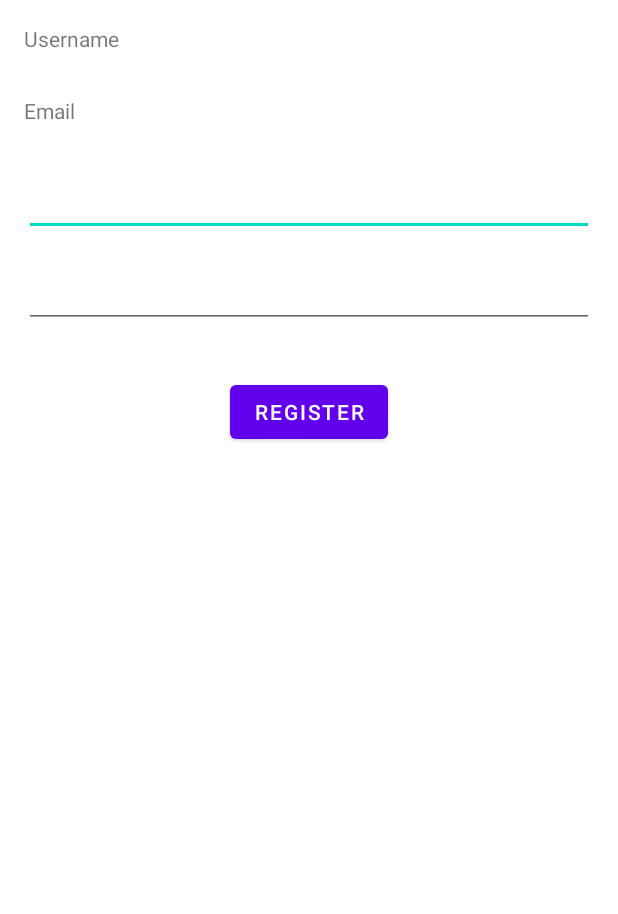
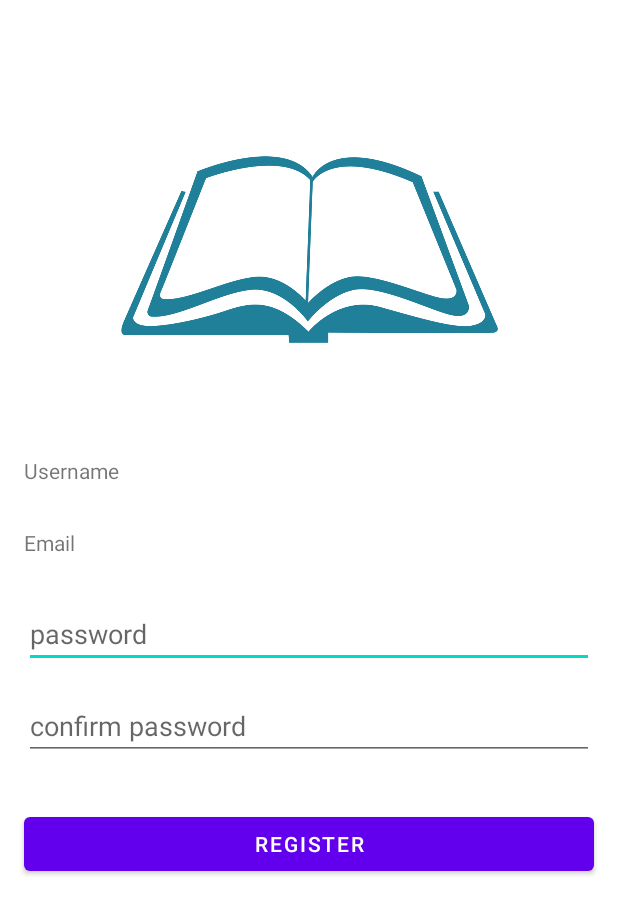
Before and after one commit to vladhirshberg/andproj21, an Android app: the layout activity_register.xml on its own in the app's theme, with its tools: preview values and no code run, on a phone screen of 412 x 824 dp. Shown: the top 914 px of the screen. Run offline under Robolectric (Android 15) with nearby library versions, the phone set to English and light mode, and no system bars.

Commit message:
add icon and finalize register and login layouts

```diff
--- a/app/src/main/res/layout/activity_login.xml
+++ b/app/src/main/res/layout/activity_login.xml
@@ -7,8 +7,10 @@
     android:scrollbars="none">
 
     <ScrollView
-        android:layout_width="wrap_content"
-        android:layout_height="wrap_content"
+        android:layout_width="match_parent"
+        android:layout_height="match_parent"
+        tools:layout_editor_absoluteX="0dp"
+        tools:layout_editor_absoluteY="0dp"
         android:overScrollMode="never"
         android:visibility="visible"
         app:layout_constraintBottom_toBottomOf="parent"
@@ -25,15 +27,13 @@
 
             <ImageView
                 android:id="@+id/activity_login_icon_iv"
-                android:layout_width="331dp"
-                android:layout_height="280dp"
-                android:layout_marginStart="16dp"
+                android:layout_width="wrap_content"
+                android:layout_height="256dp"
                 android:layout_marginTop="32dp"
-                android:layout_marginEnd="16dp"
-                android:layout_marginRight="16dp"
                 app:layout_constraintEnd_toEndOf="parent"
                 app:layout_constraintStart_toStartOf="parent"
-                app:layout_constraintTop_toTopOf="parent" />
+                app:layout_constraintTop_toTopOf="parent"
+                app:srcCompat="@drawable/appicon" />
 
             <EditText
                 android:id="@+id/activity_login_username_tv"
--- a/app/src/main/res/layout/activity_register.xml
+++ b/app/src/main/res/layout/activity_register.xml
@@ -10,73 +10,83 @@
         android:id="@+id/scrollView2"
         android:layout_width="match_parent"
         android:layout_height="match_parent"
-        tools:layout_editor_absoluteX="28dp"
-        tools:layout_editor_absoluteY="35dp">
+        tools:layout_editor_absoluteX="0dp"
+        tools:layout_editor_absoluteY="0dp"
+        android:overScrollMode="never"
+        android:visibility="visible"
+        app:layout_constraintBottom_toBottomOf="parent"
+        app:layout_constraintEnd_toEndOf="parent"
+        app:layout_constraintStart_toStartOf="parent"
+        app:layout_constraintTop_toTopOf="parent"
+        tools:visibility="visible"
+        android:scrollbars="none">
 
         <LinearLayout
             android:layout_width="match_parent"
             android:layout_height="wrap_content"
-            android:orientation="vertical" />
-    </ScrollView>
+            android:orientation="vertical" >
+
+            <ImageView
+                android:id="@+id/activity_login_icon_iv"
+                android:layout_width="wrap_content"
+                android:layout_height="256dp"
+                android:layout_marginTop="32dp"
+                app:layout_constraintEnd_toEndOf="parent"
+                app:layout_constraintStart_toStartOf="parent"
+                app:layout_constraintTop_toTopOf="parent"
+                app:srcCompat="@drawable/appicon" />
 
             <TextView
-        android:id="@+id/activity_register_email_tv"
-        android:layout_width="0dp"
+                android:id="@+id/activity_register_username_tv"
+                android:layout_width="match_parent"
                 android:layout_height="32dp"
                 android:layout_marginStart="16dp"
                 android:layout_marginTop="16dp"
                 android:layout_marginEnd="16dp"
-        android:text="Email"
-        app:layout_constraintEnd_toEndOf="@+id/scrollView2"
-        app:layout_constraintStart_toStartOf="parent"
-        app:layout_constraintTop_toBottomOf="@+id/activity_register_username_tv" />
+                android:text="Username" />
 
             <TextView
-        android:id="@+id/activity_register_username_tv"
-        android:layout_width="0dp"
+                android:id="@+id/activity_register_email_tv"
+                android:layout_width="match_parent"
                 android:layout_height="32dp"
                 android:layout_marginStart="16dp"
                 android:layout_marginTop="16dp"
                 android:layout_marginEnd="16dp"
-        android:text="Username"
-        app:layout_constraintEnd_toEndOf="@+id/scrollView2"
-        app:layout_constraintStart_toStartOf="@+id/scrollView2"
-        app:layout_constraintTop_toTopOf="@+id/scrollView2" />
+                android:text="Email" />
 
             <EditText
-        android:id="@+id/editTextTextPassword2"
-        android:layout_width="0dp"
+                android:id="@+id/activity_register_pass_input"
+                android:layout_width="match_parent"
                 android:layout_height="wrap_content"
                 android:layout_marginStart="16dp"
                 android:layout_marginTop="16dp"
                 android:layout_marginEnd="16dp"
                 android:ems="10"
-        android:inputType="textPassword"
-        app:layout_constraintEnd_toEndOf="@+id/scrollView2"
-        app:layout_constraintStart_toStartOf="@+id/scrollView2"
-        app:layout_constraintTop_toBottomOf="@+id/activity_register_email_tv" />
+                android:hint="password"
+                android:inputType="textPassword" />
 
             <EditText
                 android:id="@+id/activity_register_pass_confirm_tv"
-        android:layout_width="0dp"
+                android:layout_width="match_parent"
                 android:layout_height="wrap_content"
                 android:layout_marginStart="16dp"
                 android:layout_marginTop="16dp"
                 android:layout_marginEnd="16dp"
                 android:ems="10"
-        android:inputType="textPassword"
-        app:layout_constraintEnd_toEndOf="@+id/scrollView2"
-        app:layout_constraintStart_toStartOf="@+id/scrollView2"
-        app:layout_constraintTop_toBottomOf="@+id/editTextTextPassword2" />
+                android:hint="confirm password"
+                android:inputType="textPassword" />
 
             <Button
                 android:id="@+id/activity_register_register_btn"
-        android:layout_width="wrap_content"
+                android:layout_width="match_parent"
                 android:layout_height="wrap_content"
+                android:layout_marginStart="16dp"
                 android:layout_marginTop="32dp"
+                android:layout_marginEnd="16dp"
                 android:text="Register"
-        app:layout_constraintEnd_toEndOf="@+id/scrollView2"
-        app:layout_constraintStart_toStartOf="@+id/scrollView2"
-        app:layout_constraintTop_toBottomOf="@+id/activity_register_pass_confirm_tv" />
+                app:layout_constraintEnd_toEndOf="parent"
+                app:layout_constraintStart_toStartOf="parent" />
+        </LinearLayout>
+    </ScrollView>
 
 </androidx.constraintlayout.widget.ConstraintLayout>
```
Also changed, not shown: app/src/main/res/drawable/appicon.png (added). Lines whose indentation alone changed are shown as unchanged.
